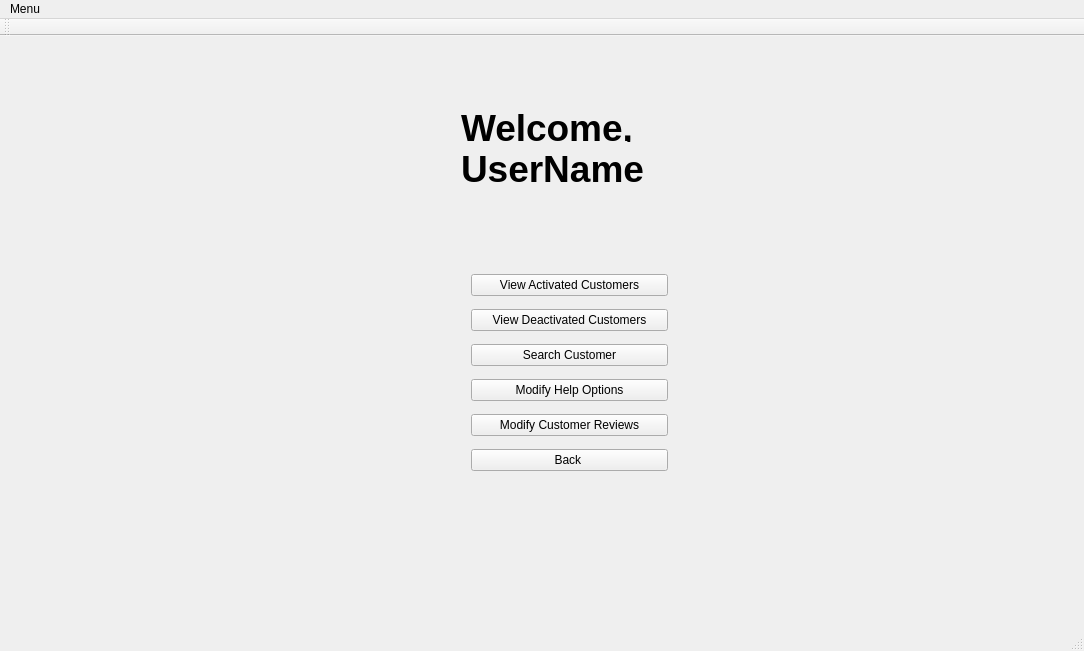
Qt form CS1C-Project-Master/AdminWindow.ui (AustinVaday/CS1C-Class-Project) before a commit.
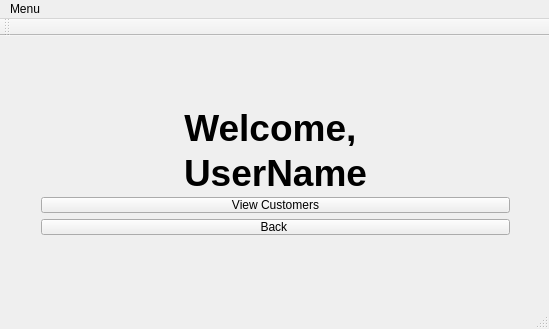
The same form after that commit.

Commit message: Added the Check button for the customerAddressBook. Still have to fix the setEnabled/not.. Also crashes when using ADD

```diff
--- a/CS1C-Project-Master/AdminWindow.ui
+++ b/CS1C-Project-Master/AdminWindow.ui
@@ -6,8 +6,8 @@
    <rect>
     <x>0</x>
     <y>0</y>
-    <width>1084</width>
-    <height>651</height>
+    <width>549</width>
+    <height>329</height>
    </rect>
   </property>
   <property name="windowTitle">
@@ -17,64 +17,10 @@
    <widget class="QWidget" name="layoutWidget">
     <property name="geometry">
      <rect>
-      <x>460</x>
-      <y>220</y>
-      <width>219</width>
-      <height>236</height>
-     </rect>
-    </property>
-    <layout class="QVBoxLayout" name="verticalLayout">
-     <item>
-      <widget class="QPushButton" name="view_activated_customers">
-       <property name="text">
-        <string>View Activated Customers</string>
-       </property>
-      </widget>
-     </item>
-     <item>
-      <widget class="QPushButton" name="view_deactivated_customers">
-       <property name="text">
-        <string>View Deactivated Customers</string>
-       </property>
-      </widget>
-     </item>
-     <item>
-      <widget class="QPushButton" name="search_customer">
-       <property name="text">
-        <string>Search Customer</string>
-       </property>
-      </widget>
-     </item>
-     <item>
-      <widget class="QPushButton" name="modify_help_options">
-       <property name="text">
-        <string>Modify Help Options</string>
-       </property>
-      </widget>
-     </item>
-     <item>
-      <widget class="QPushButton" name="modify_customer_reviews">
-       <property name="text">
-        <string>Modify Customer Reviews</string>
-       </property>
-      </widget>
-     </item>
-     <item>
-      <widget class="QPushButton" name="back_button">
-       <property name="text">
-        <string>Back </string>
-       </property>
-      </widget>
-     </item>
-    </layout>
-   </widget>
-   <widget class="QWidget" name="layoutWidget">
-    <property name="geometry">
-     <rect>
-      <x>450</x>
+      <x>30</x>
       <y>60</y>
       <width>491</width>
-      <height>98</height>
+      <height>150</height>
      </rect>
     </property>
     <layout class="QVBoxLayout" name="verticalLayout_2">
@@ -88,7 +34,7 @@
         </font>
        </property>
        <property name="text">
-        <string>&lt;html&gt;&lt;head/&gt;&lt;body&gt;&lt;p&gt;&lt;span style=&quot; font-family: Arial; font-size:28pt; font-weight:600;&quot;&gt;Welcome, &lt;/span&gt;&lt;/p&gt;&lt;/body&gt;&lt;/html&gt;</string>
+        <string>&lt;html&gt;&lt;head/&gt;&lt;body&gt;&lt;p align=&quot;center&quot;&gt;&lt;span style=&quot; font-size:28pt;&quot;&gt;Welcome, &lt;/span&gt;&lt;/p&gt;&lt;/body&gt;&lt;/html&gt;</string>
        </property>
       </widget>
      </item>
@@ -102,10 +48,28 @@
         </font>
        </property>
        <property name="text">
-        <string>&lt;html&gt;&lt;head/&gt;&lt;body&gt;&lt;p&gt;&lt;span style=&quot; font-family:'Arial'; font-size:28pt; font-weight:600;&quot;&gt;UserName&lt;/span&gt;&lt;/p&gt;&lt;/body&gt;&lt;/html&gt;</string>
+        <string>&lt;html&gt;&lt;head/&gt;&lt;body&gt;&lt;p align=&quot;center&quot;&gt;&lt;span style=&quot; font-size:28pt;&quot;&gt;UserName&lt;/span&gt;&lt;/p&gt;&lt;/body&gt;&lt;/html&gt;</string>
        </property>
       </widget>
      </item>
+     <item>
+      <layout class="QVBoxLayout" name="verticalLayout">
+       <item>
+        <widget class="QPushButton" name="view_activated_customers">
+         <property name="text">
+          <string>View Customers</string>
+         </property>
+        </widget>
+       </item>
+       <item>
+        <widget class="QPushButton" name="back_button">
+         <property name="text">
+          <string>Back </string>
+         </property>
+        </widget>
+       </item>
+      </layout>
+     </item>
     </layout>
    </widget>
   </widget>
@@ -123,7 +87,7 @@
     <rect>
      <x>0</x>
      <y>0</y>
-     <width>1084</width>
+     <width>549</width>
      <height>22</height>
     </rect>
    </property>
```
The commit also changes 30 other files.
